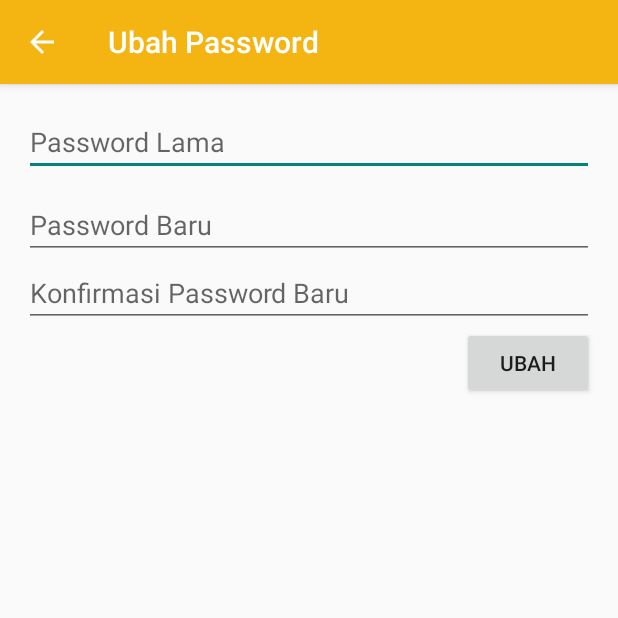
After one commit to dzulfikar68/AdaDosen, an Android app: the ChangePasswordActivity screen opened directly, with no data from a screen before it, on a phone screen of 412 x 824 dp, the top half of it. The commit adds this screen. Run offline under Robolectric (Android 15) with nearby library versions, the phone set to English and light mode, and no system bars.

Commit message:
Adding change password component and tested

```diff
--- a/app/src/main/java/com/digitcreativestudio/safian/adadosen/Auth/Auth.java
+++ b/app/src/main/java/com/digitcreativestudio/safian/adadosen/Auth/Auth.java
@@ -81,6 +81,7 @@ public class Auth extends AsyncTask<String, Void, String> {
             responseString = sb.toString();
         } catch (Exception e) {
             e.printStackTrace();
+            Toast.makeText(mActivity, "Connection timeout.", Toast.LENGTH_SHORT).show();
             return null;
         } finally{
             urlConnection.disconnect();
--- /dev/null
+++ b/app/src/main/java/com/digitcreativestudio/safian/adadosen/ChangePasswordActivity.java
@@ -0,0 +1,65 @@
+package com.digitcreativestudio.safian.adadosen;
+
+import android.os.Bundle;
+import android.support.v7.app.AppCompatActivity;
+import android.view.Menu;
+import android.view.MenuItem;
+import android.view.View;
+import android.widget.Button;
+import android.widget.EditText;
+import android.widget.Toast;
+
+import com.digitcreativestudio.safian.adadosen.Auth.ChangePassword;
+import com.digitcreativestudio.safian.adadosen.Auth.SessionManager;
+
+public class ChangePasswordActivity extends AppCompatActivity {
+    private EditText oldPassword, password, passwordConfirmation;
+    private Button changeBtn;
+    private SessionManager session;
+
+    @Override
+    protected void onCreate(Bundle savedInstanceState) {
+        super.onCreate(savedInstanceState);
+        setContentView(R.layout.activity_change_password);
+
+        session = new SessionManager(getApplicationContext());
+
+        oldPassword = (EditText) findViewById(R.id.old_password);
+        password = (EditText) findViewById(R.id.password);
+        passwordConfirmation = (EditText) findViewById(R.id.password_confirmation);
+
+        changeBtn = (Button) findViewById(R.id.change);
+
+        changeBtn.setOnClickListener(new View.OnClickListener() {
+            @Override
+            public void onClick(View view) {
+                String oldPasswordText = oldPassword.getText().toString();
+                String passwordText = password.getText().toString();
+                String passwordConfirmationText = passwordConfirmation.getText().toString();
+
+                if(!passwordText.equals(passwordConfirmationText)){
+                    Toast.makeText(ChangePasswordActivity.this, "Konfirmasi password baru tidak sesuai.", Toast.LENGTH_SHORT).show();
+                }else{
+                    new ChangePassword(ChangePasswordActivity.this).execute(session.getUserDetails().get(SessionManager.KEY_ID), oldPasswordText, passwordText, passwordConfirmationText);
+                }
+            }
+        });
+    }
+
+    @Override
+    public boolean onCreateOptionsMenu(Menu menu) {
+        // Inflate the menu; this adds items to the action bar if it is present.
+        //getMenuInflater().inflate(R.menu.menu_change_password, menu);
+        return true;
+    }
+
+    @Override
+    public boolean onOptionsItemSelected(MenuItem item) {
+        // Handle action bar item clicks here. The action bar will
+        // automatically handle clicks on the Home/Up button, so long
+        // as you specify a parent activity in AndroidManifest.xml.
+
+
+        return super.onOptionsItemSelected(item);
+    }
+}
--- a/app/src/main/java/com/digitcreativestudio/safian/adadosen/Lecturers/LecturerUpdate.java
+++ b/app/src/main/java/com/digitcreativestudio/safian/adadosen/Lecturers/LecturerUpdate.java
@@ -94,6 +94,7 @@ public class LecturerUpdate extends AsyncTask<String, Void, String> {
             return jObj.getString("message");
         } catch (Exception e) {
             e.printStackTrace();
+            Toast.makeText(mActivity, "Connection timeout.", Toast.LENGTH_SHORT).show();
             return null;
         } finally{
             urlConnection.disconnect();
--- a/app/src/main/java/com/digitcreativestudio/safian/adadosen/MainActivity.java
+++ b/app/src/main/java/com/digitcreativestudio/safian/adadosen/MainActivity.java
@@ -75,6 +75,10 @@ public class MainActivity extends AppCompatActivity {
         }else if(id == R.id.action_refresh){
             listView.removeAllViewsInLayout();
             new FetchLecturers(MainActivity.this).execute();
+        }else if(id == R.id.action_change_password){
+            Intent i = new Intent(MainActivity.this, ChangePasswordActivity.class);
+            i.setFlags(Intent.FLAG_ACTIVITY_CLEAR_TOP | Intent.FLAG_ACTIVITY_NEW_TASK | Intent.FLAG_ACTIVITY_NO_ANIMATION);
+            startActivity(i);
         }
 
         return super.onOptionsItemSelected(item);
--- /dev/null
+++ b/app/src/main/res/layout/activity_change_password.xml
@@ -0,0 +1,47 @@
+<LinearLayout xmlns:android="http://schemas.android.com/apk/res/android"
+    xmlns:tools="http://schemas.android.com/tools"
+    android:layout_width="match_parent"
+    android:layout_height="match_parent"
+    android:paddingLeft="@dimen/activity_horizontal_margin"
+    android:paddingRight="@dimen/activity_horizontal_margin"
+    android:paddingTop="@dimen/activity_vertical_margin"
+    android:paddingBottom="@dimen/activity_vertical_margin"
+    android:orientation="vertical"
+    tools:context="com.digitcreativestudio.safian.adadosen.ChangePasswordActivity">
+
+    <EditText
+        android:layout_width="match_parent"
+        android:layout_height="wrap_content"
+        android:ems="10"
+        android:id="@+id/old_password"
+        android:layout_gravity="center_horizontal"
+        android:hint="Password Lama"
+        android:layout_marginBottom="10dp"
+        android:inputType="textPassword" />
+
+    <EditText
+        android:layout_width="match_parent"
+        android:layout_height="wrap_content"
+        android:inputType="textPassword"
+        android:ems="10"
+        android:id="@+id/password"
+        android:layout_gravity="center_horizontal"
+        android:hint="Password Baru" />
+
+    <EditText
+        android:layout_width="match_parent"
+        android:layout_height="wrap_content"
+        android:inputType="textPassword"
+        android:ems="10"
+        android:id="@+id/password_confirmation"
+        android:layout_gravity="center_horizontal"
+        android:hint="Konfirmasi Password Baru" />
+
+    <Button
+        android:layout_width="wrap_content"
+        android:layout_height="wrap_content"
+        android:text="Ubah"
+        android:id="@+id/change"
+        android:layout_gravity="right" />
+
+</LinearLayout>
--- a/app/src/main/res/values/strings.xml
+++ b/app/src/main/res/values/strings.xml
@@ -8,4 +8,5 @@
     <string name="action_logout">Logout</string>
     <string name="action_change_password">Ubah password</string>
     <string name="title_activity_login">Login</string>
+    <string name="title_activity_change_password">Ubah Password</string>
 </resources>
```
Also changed, not shown: app/src/main/AndroidManifest.xml (+18 -9 lines), app/src/main/java/com/digitcreativestudio/safian/adadosen/Auth/ChangePassword.java (+84 -1 lines), app/src/main/java/com/digitcreativestudio/safian/adadosen/Lecturers/FetchLecturers.java (+1 -6 lines).
